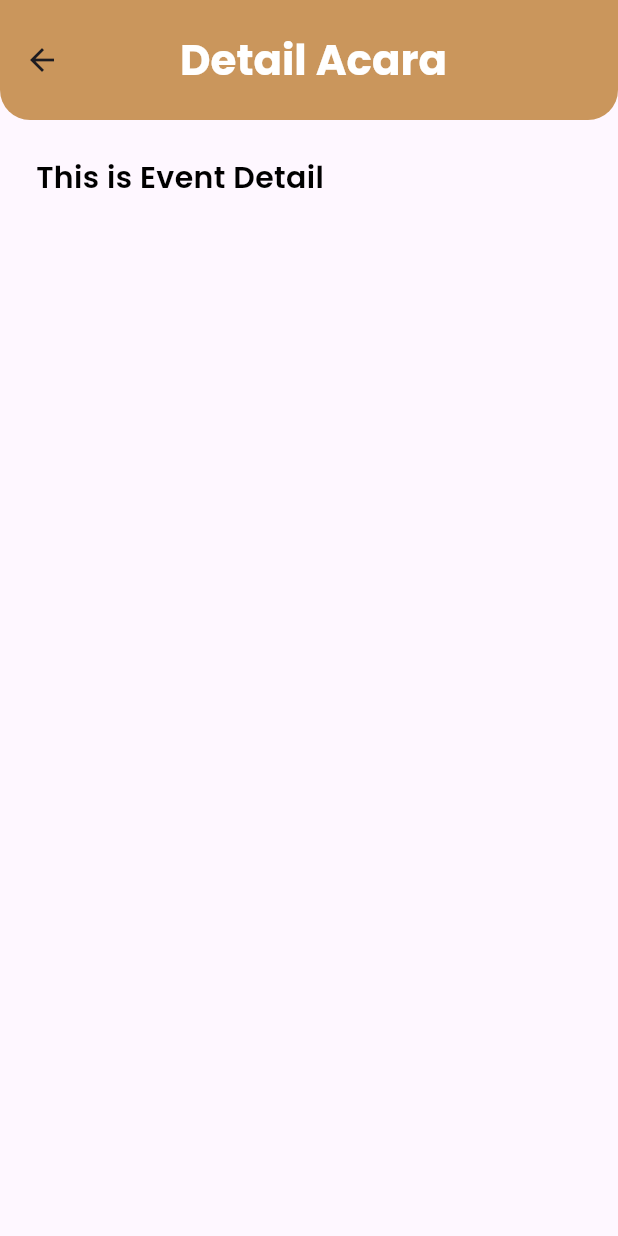
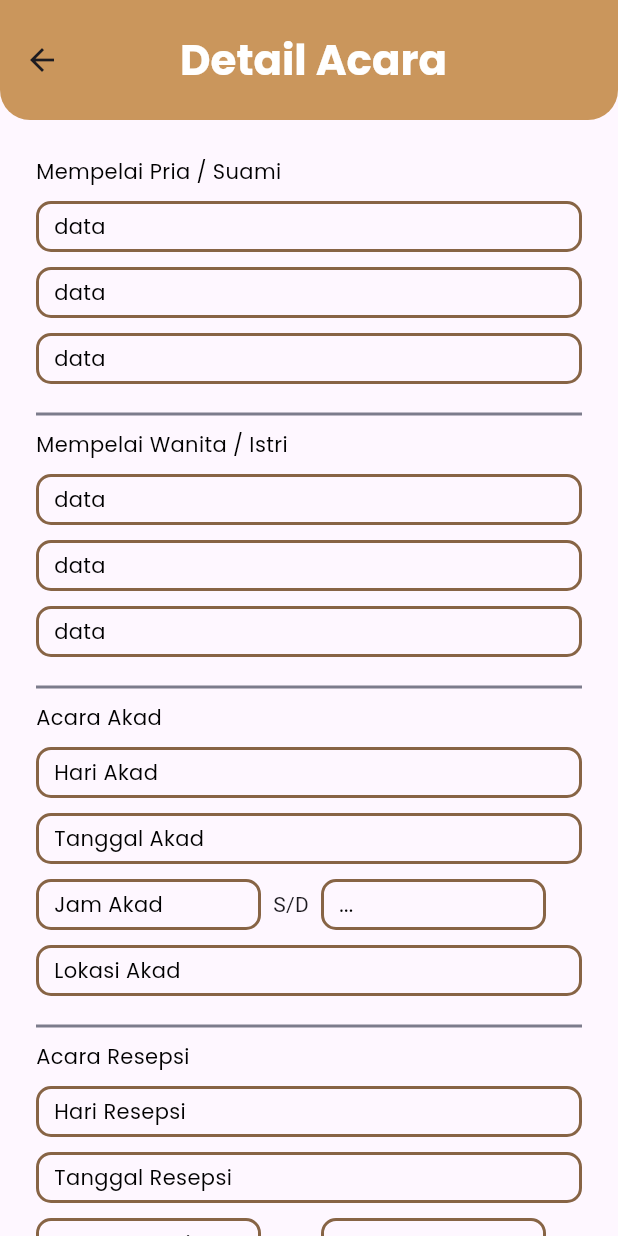
Before and after one commit to miftahozuki/flutter-invital, a Flutter app: the EventDetailPage screen opened directly, on a phone screen of 412 x 824 dp. Run offline on Flutter 3.47's test engine with Material 3 defaults, Android fonts, the phone set to English and light mode, and no system bars; our stand-ins replace form_field_validator, google_fonts, line_awesome_flutter, sqflite, sqflite_common_ffi; missing offline and left inert: dart:ffi, qr_code_scanner; accounts and stored records are empty.

Commit message:
feat(event detail) create interface of event detail

```diff
--- /dev/null
+++ b/lib/models/akad.dart
@@ -0,0 +1,20 @@
+// ignore_for_file: public_member_api_docs, sort_constructors_first
+import 'package:flutter/material.dart';
+
+class Akad {
+  int id;
+  String akad_day;
+  DateTime akad_date;
+  TimeOfDay start_hour;
+  TimeOfDay end_hour;
+  String location;
+
+  Akad({
+    required this.id,
+    required this.akad_day,
+    required this.akad_date,
+    required this.start_hour,
+    required this.end_hour,
+    required this.location,
+  });
+}
--- /dev/null
+++ b/lib/models/husband.dart
@@ -0,0 +1,14 @@
+// ignore_for_file: public_member_api_docs, sort_constructors_first
+class Husband {
+  int id;
+  String husband_name;
+  String husbands_fathers_name;
+  String husbands_mothers_name;
+
+  Husband({
+    required this.id,
+    required this.husband_name,
+    required this.husbands_fathers_name,
+    required this.husbands_mothers_name,
+  });
+}
--- /dev/null
+++ b/lib/models/resepsi.dart
@@ -0,0 +1,20 @@
+// ignore_for_file: public_member_api_docs, sort_constructors_first
+import 'package:flutter/material.dart';
+
+class Resepsi {
+  int id;
+  String resepsi_day;
+  DateTime resepsi_date;
+  TimeOfDay start_hour;
+  TimeOfDay end_hour;
+  String location;
+
+  Resepsi({
+    required this.id,
+    required this.resepsi_day,
+    required this.resepsi_date,
+    required this.start_hour,
+    required this.end_hour,
+    required this.location,
+  });
+}
--- /dev/null
+++ b/lib/models/wife.dart
@@ -0,0 +1,14 @@
+// ignore_for_file: public_member_api_docs, sort_constructors_first
+class Wife {
+  int id;
+  String wife_name;
+  String wifes_fathers_name;
+  String wifes_mothers_name;
+
+  Wife({
+    required this.id,
+    required this.wife_name,
+    required this.wifes_fathers_name,
+    required this.wifes_mothers_name,
+  });
+}
--- a/lib/screen/event_detail_page.dart
+++ b/lib/screen/event_detail_page.dart
@@ -1,5 +1,9 @@
 import 'package:flutter/material.dart';
 import 'package:plj/theme.dart';
+import 'package:plj/widgets/akad_card.dart';
+import 'package:plj/widgets/husband_card.dart';
+import 'package:plj/widgets/resepsi_card.dart';
+import 'package:plj/widgets/wife_card.dart';
 
 class EventDetailPage extends StatelessWidget {
   const EventDetailPage({super.key});
@@ -32,12 +36,133 @@ class EventDetailPage extends StatelessWidget {
         child: Container(
           padding: EdgeInsets.all(24),
           child: Column(
+            crossAxisAlignment: CrossAxisAlignment.start,
             children: [
               Text(
-                'This is Event Detail',
-                style: blackTextStyle.copyWith(
-                    fontSize: 20, fontWeight: FontWeight.w600),
-              )
+                'Mempelai Pria / Suami',
+                style: blackTextStyle,
+              ),
+              SizedBox(
+                height: 10,
+              ),
+              HusbandCard(),
+              SizedBox(
+                height: 10,
+              ),
+              Divider(
+                color: grayColor, // Sesuaikan warna garis dengan desain Anda
+                thickness: 2, // Sesuaikan ketebalan garis dengan desain Anda
+                height: 20, // Sesuaikan tinggi garis dengan desain Anda
+              ),
+              Text(
+                'Mempelai Wanita / Istri',
+                style: blackTextStyle,
+              ),
+              SizedBox(
+                height: 10,
+              ),
+              WifeCard(),
+              SizedBox(
+                height: 10,
+              ),
+              Divider(
+                color: grayColor, // Sesuaikan warna garis dengan desain Anda
+                thickness: 2, // Sesuaikan ketebalan garis dengan desain Anda
+                height: 20, // Sesuaikan tinggi garis dengan desain Anda
+              ),
+              Text(
+                'Acara Akad',
+                style: blackTextStyle,
+              ),
+              SizedBox(
+                height: 10,
+              ),
+              AkadCard(),
+              SizedBox(
+                height: 10,
+              ),
+              Divider(
+                color: grayColor, // Sesuaikan warna garis dengan desain Anda
+                thickness: 2, // Sesuaikan ketebalan garis dengan desain Anda
+                height: 20, // Sesuaikan tinggi garis dengan desain Anda
+              ),
+              Text(
+                'Acara Resepsi',
+                style: blackTextStyle,
+              ),
+              SizedBox(
+                height: 10,
+              ),
+              ResepsiCard(),
+              SizedBox(
+                height: 10,
+              ),
+              Divider(
+                color: grayColor, // Sesuaikan warna garis dengan desain Anda
+                thickness: 2, // Sesuaikan ketebalan garis dengan desain Anda
+                height: 20, // Sesuaikan tinggi garis dengan desain Anda
+              ),
+
+              SizedBox(
+                height: 20,
+              ),
+
+              // -- Form Tambah Tamu
+              SizedBox(
+                width: double.infinity,
+                child: ElevatedButton(
+                  onPressed: () {},
+                  // => Get.to(() => const UpdateProfileScreen()),
+                  style: ElevatedButton.styleFrom(
+                      backgroundColor: secondaryColor,
+                      side: BorderSide.none,
+                      shape: const StadiumBorder()),
+                  child: Text('Tambah Tamu Yang Akan Hadir',
+                      style: blackTextStyle),
+                ),
+              ),
+              SizedBox(
+                height: 15,
+              ),
+
+              // -- Form Cetak Daftar Tamu
+              SizedBox(
+                width: double.infinity,
+                child: ElevatedButton(
+                  onPressed: () {},
+                  // => Get.to(() => const UpdateProfileScreen()),
+                  style: ElevatedButton.styleFrom(
+                      backgroundColor: secondaryColor,
+                      side: BorderSide.none,
+                      shape: const StadiumBorder()),
+                  child: Text('Cetak Daftar Tamu Yang Hadir',
+                      style: blackTextStyle),
+                ),
+              ),
+              SizedBox(
+                height: 15,
+              ),
+
+              // -- Form Cetak Undangan
+              SizedBox(
+                width: double.infinity,
+                child: ElevatedButton(
+                  onPressed: () {},
+                  // => Get.to(() => const UpdateProfileScreen()),
+                  style: ElevatedButton.styleFrom(
+                      backgroundColor: secondaryColor,
+                      side: BorderSide.none,
+                      shape: const StadiumBorder()),
+                  child: Text('Cetak Undangan', style: blackTextStyle),
+                ),
+              ),
+              SizedBox(
+                height: 15,
+              ),
+
+              SizedBox(
+                height: 20,
+              ),
             ],
           ),
         ),
--- /dev/null
+++ b/lib/widgets/akad_card.dart
@@ -0,0 +1,149 @@
+import 'package:flutter/material.dart';
+import 'package:plj/theme.dart';
+
+class AkadCard extends StatelessWidget {
+  const AkadCard({super.key});
+
+  @override
+  Widget build(BuildContext context) {
+    return Column(
+      children: [
+        Container(
+          height: 34,
+          width: 500,
+          decoration: BoxDecoration(
+            border: Border.all(
+              color: strokeColor,
+              width: 2,
+            ),
+            borderRadius: BorderRadius.circular(10),
+          ),
+          child: Column(
+            crossAxisAlignment: CrossAxisAlignment.start,
+            children: [
+              Padding(
+                padding: const EdgeInsets.only(top: 5, left: 10),
+                child: Text(
+                  'Hari Akad',
+                  style: blackTextStyle,
+                ),
+              )
+            ],
+          ),
+        ),
+        SizedBox(
+          height: 10,
+        ),
+        Container(
+          height: 34,
+          width: 500,
+          decoration: BoxDecoration(
+            border: Border.all(
+              color: strokeColor,
+              width: 2,
+            ),
+            borderRadius: BorderRadius.circular(10),
+          ),
+          child: Column(
+            crossAxisAlignment: CrossAxisAlignment.start,
+            children: [
+              Padding(
+                padding: const EdgeInsets.only(top: 5, left: 10),
+                child: Text(
+                  'Tanggal Akad',
+                  style: blackTextStyle,
+                ),
+              )
+            ],
+          ),
+        ),
+        SizedBox(
+          height: 10,
+        ),
+        Row(
+          children: [
+            Container(
+              height: 34,
+              width: 150,
+              decoration: BoxDecoration(
+                border: Border.all(
+                  color: strokeColor,
+                  width: 2,
+                ),
+                borderRadius: BorderRadius.circular(10),
+              ),
+              child: Column(
+                crossAxisAlignment: CrossAxisAlignment.start,
+                children: [
+                  Padding(
+                    padding: const EdgeInsets.only(top: 5, left: 10),
+                    child: Text(
+                      'Jam Akad',
+                      style: blackTextStyle,
+                    ),
+                  )
+                ],
+              ),
+            ),
+            SizedBox(
+              width: 8,
+            ),
+            Text('S/D'),
+            SizedBox(
+              width: 8,
+            ),
+            Container(
+              height: 34,
+              width: 150,
+              decoration: BoxDecoration(
+                border: Border.all(
+                  color: strokeColor,
+                  width: 2,
+                ),
+                borderRadius: BorderRadius.circular(10),
+              ),
+              child: Column(
+                crossAxisAlignment: CrossAxisAlignment.start,
+                children: [
+                  Padding(
+                    padding: const EdgeInsets.only(top: 5, left: 10),
+                    child: Text(
+                      '...',
+                      style: blackTextStyle,
+                    ),
+                  )
+                ],
+              ),
+            ),
+          ],
+        ),
+        SizedBox(
+          height: 10,
+        ),
+        Container(
+          height: 34,
+          width: 500,
+          decoration: BoxDecoration(
+            border: Border.all(
+              color: strokeColor,
+              width: 2,
+            ),
+            borderRadius: BorderRadius.circular(10),
+          ),
+          child: Column(
+            crossAxisAlignment: CrossAxisAlignment.start,
+            children: [
+              Padding(
+                padding: const EdgeInsets.only(top: 5, left: 10),
+                child: Text(
+                  'Lokasi Akad',
+                  style: blackTextStyle,
+                ),
+              )
+            ],
+          ),
+        ),
+      ],
+    );
+  }
+}
--- /dev/null
+++ b/lib/widgets/husband_card.dart
@@ -0,0 +1,89 @@
+import 'package:flutter/material.dart';
+import 'package:plj/theme.dart';
+
+class HusbandCard extends StatelessWidget {
+  const HusbandCard({super.key});
+
+  @override
+  Widget build(BuildContext context) {
+    return Column(
+      children: [
+        Container(
+          height: 34,
+          width: 500,
+          decoration: BoxDecoration(
+            border: Border.all(
+              color: strokeColor,
+              width: 2,
+            ),
+            borderRadius: BorderRadius.circular(10),
+          ),
+          child: Column(
+            crossAxisAlignment: CrossAxisAlignment.start,
+            children: [
+              Padding(
+                padding: const EdgeInsets.only(top: 5, left: 10),
+                child: Text(
+                  'data',
+                  style: blackTextStyle,
+                ),
+              )
+            ],
+          ),
+        ),
+        SizedBox(
+          height: 10,
+        ),
+        Container(
+          height: 34,
+          width: 500,
+          decoration: BoxDecoration(
+            border: Border.all(
+              color: strokeColor,
+              width: 2,
+            ),
+            borderRadius: BorderRadius.circular(10),
+          ),
+          child: Column(
+            crossAxisAlignment: CrossAxisAlignment.start,
+            children: [
+              Padding(
+                padding: const EdgeInsets.only(top: 5, left: 10),
+                child: Text(
+                  'data',
+                  style: blackTextStyle,
+                ),
+              )
+            ],
+          ),
+        ),
+        SizedBox(
+          height: 10,
+        ),
+        Container(
+          height: 34,
+          width: 500,
+          decoration: BoxDecoration(
+            border: Border.all(
+              color: strokeColor,
+              width: 2,
+            ),
+            borderRadius: BorderRadius.circular(10),
+          ),
+          child: Column(
+            crossAxisAlignment: CrossAxisAlignment.start,
+            children: [
+              Padding(
+                padding: const EdgeInsets.only(top: 5, left: 10),
+                child: Text(
+                  'data',
+                  style: blackTextStyle,
+                ),
+              )
+            ],
+          ),
+        ),
+      ],
+    );
+  }
+}
--- /dev/null
+++ b/lib/widgets/resepsi_card.dart
@@ -0,0 +1,149 @@
+import 'package:flutter/material.dart';
+import 'package:plj/theme.dart';
+
+class ResepsiCard extends StatelessWidget {
+  const ResepsiCard({super.key});
+
+  @override
+  Widget build(BuildContext context) {
+    return Column(
+      children: [
+        Container(
+          height: 34,
+          width: 500,
+          decoration: BoxDecoration(
+            border: Border.all(
+              color: strokeColor,
+              width: 2,
+            ),
+            borderRadius: BorderRadius.circular(10),
+          ),
+          child: Column(
+            crossAxisAlignment: CrossAxisAlignment.start,
+            children: [
+              Padding(
+                padding: const EdgeInsets.only(top: 5, left: 10),
+                child: Text(
+                  'Hari Resepsi',
+                  style: blackTextStyle,
+                ),
+              )
+            ],
+          ),
+        ),
+        SizedBox(
+          height: 10,
+        ),
+        Container(
+          height: 34,
+          width: 500,
+          decoration: BoxDecoration(
+            border: Border.all(
+              color: strokeColor,
+              width: 2,
+            ),
+            borderRadius: BorderRadius.circular(10),
+          ),
+          child: Column(
+            crossAxisAlignment: CrossAxisAlignment.start,
+            children: [
+              Padding(
+                padding: const EdgeInsets.only(top: 5, left: 10),
+                child: Text(
+                  'Tanggal Resepsi',
+                  style: blackTextStyle,
+                ),
+              )
+            ],
+          ),
+        ),
+        SizedBox(
+          height: 10,
+        ),
+        Row(
+          children: [
+            Container(
+              height: 34,
+              width: 150,
+              decoration: BoxDecoration(
+                border: Border.all(
+                  color: strokeColor,
+                  width: 2,
+                ),
+                borderRadius: BorderRadius.circular(10),
+              ),
+              child: Column(
+                crossAxisAlignment: CrossAxisAlignment.start,
+                children: [
+                  Padding(
+                    padding: const EdgeInsets.only(top: 5, left: 10),
+                    child: Text(
+                      'Jam Resepsi',
+                      style: blackTextStyle,
+                    ),
+                  )
+                ],
+              ),
+            ),
+            SizedBox(
+              width: 8,
+            ),
+            Text('S/D'),
+            SizedBox(
+              width: 8,
+            ),
+            Container(
+              height: 34,
+              width: 150,
+              decoration: BoxDecoration(
+                border: Border.all(
+                  color: strokeColor,
+                  width: 2,
+                ),
+                borderRadius: BorderRadius.circular(10),
+              ),
+              child: Column(
+                crossAxisAlignment: CrossAxisAlignment.start,
+                children: [
+                  Padding(
+                    padding: const EdgeInsets.only(top: 5, left: 10),
+                    child: Text(
+                      '...',
+                      style: blackTextStyle,
+                    ),
+                  )
+                ],
+              ),
+            ),
+          ],
+        ),
+        SizedBox(
+          height: 10,
+        ),
+        Container(
+          height: 34,
+          width: 500,
+          decoration: BoxDecoration(
+            border: Border.all(
+              color: strokeColor,
+              width: 2,
+            ),
+            borderRadius: BorderRadius.circular(10),
+          ),
+          child: Column(
+            crossAxisAlignment: CrossAxisAlignment.start,
+            children: [
+              Padding(
+                padding: const EdgeInsets.only(top: 5, left: 10),
+                child: Text(
+                  'Lokasi Resepsi',
+                  style: blackTextStyle,
+                ),
+              )
+            ],
+          ),
+        ),
+      ],
+    );
+  }
+}
--- /dev/null
+++ b/lib/widgets/wife_card.dart
@@ -0,0 +1,89 @@
+import 'package:flutter/material.dart';
+import 'package:plj/theme.dart';
+
+class WifeCard extends StatelessWidget {
+  const WifeCard({super.key});
+
+  @override
+  Widget build(BuildContext context) {
+    return Column(
+      children: [
+        Container(
+          height: 34,
+          width: 500,
+          decoration: BoxDecoration(
+            border: Border.all(
+              color: strokeColor,
+              width: 2,
+            ),
+            borderRadius: BorderRadius.circular(10),
+          ),
+          child: Column(
+            crossAxisAlignment: CrossAxisAlignment.start,
+            children: [
+              Padding(
+                padding: const EdgeInsets.only(top: 5, left: 10),
+                child: Text(
+                  'data',
+                  style: blackTextStyle,
+                ),
+              )
+            ],
+          ),
+        ),
+        SizedBox(
+          height: 10,
+        ),
+        Container(
+          height: 34,
+          width: 500,
+          decoration: BoxDecoration(
+            border: Border.all(
+              color: strokeColor,
+              width: 2,
+            ),
+            borderRadius: BorderRadius.circular(10),
+          ),
+          child: Column(
+            crossAxisAlignment: CrossAxisAlignment.start,
+            children: [
+              Padding(
+                padding: const EdgeInsets.only(top: 5, left: 10),
+                child: Text(
+                  'data',
+                  style: blackTextStyle,
+                ),
+              )
+            ],
+          ),
+        ),
+        SizedBox(
+          height: 10,
+        ),
+        Container(
+          height: 34,
+          width: 500,
+          decoration: BoxDecoration(
+            border: Border.all(
+              color: strokeColor,
+              width: 2,
+            ),
+            borderRadius: BorderRadius.circular(10),
+          ),
+          child: Column(
+            crossAxisAlignment: CrossAxisAlignment.start,
+            children: [
+              Padding(
+                padding: const EdgeInsets.only(top: 5, left: 10),
+                child: Text(
+                  'data',
+                  style: blackTextStyle,
+                ),
+              )
+            ],
+          ),
+        ),
+      ],
+    );
+  }
+}
```
